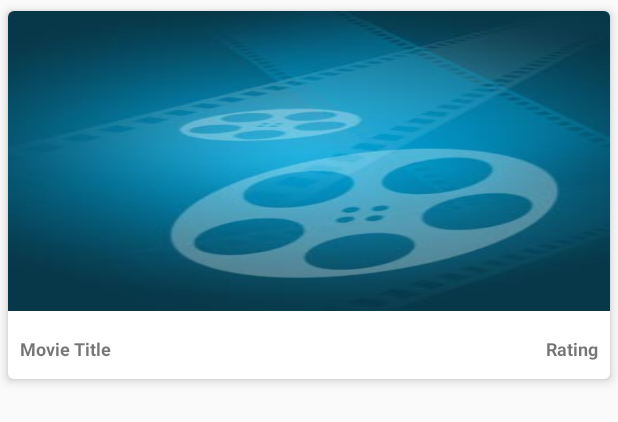
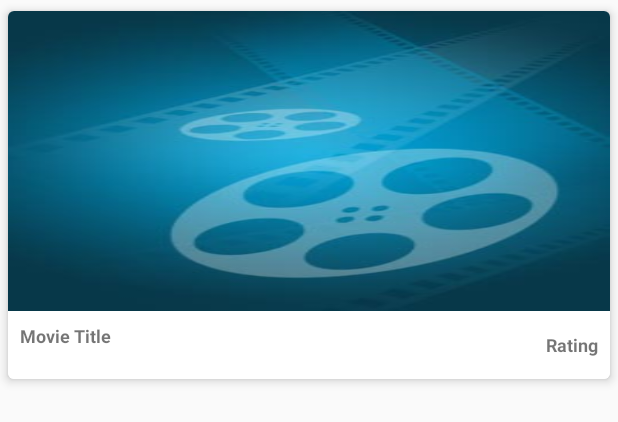
Before and after one commit to harshikesh/Popular-Movies-1, an Android app: the layout grid_item.xml on its own in the app's theme, with its tools: preview values and no code run, on a phone screen of 412 x 824 dp. Shown: the top 422 px of the screen. Run offline under Robolectric (Android 15) with nearby library versions, the phone set to English and light mode, and no system bars.

Commit message:
UI change

```diff
--- a/app/src/main/java/com/example/harshikesh/nanodegree_02_spotifier/ui/MainFragment.java
+++ b/app/src/main/java/com/example/harshikesh/nanodegree_02_spotifier/ui/MainFragment.java
@@ -62,8 +62,7 @@ public class MainFragment extends BaseFragment implements Callback<ResultModel>
     mMoviesFilter = pref.getString(getString(R.string.sort_by_key),
         getString(R.string.sort_by_default));
     if (savedInstanceState == null) {
-      Log.d(TAG,"first time fetching");
-      fetchMovie(true);
+      Log.d(TAG,"savedInstance null");
     } else {
       mResultModel = (ResultModel) savedInstanceState.getParcelable(PARCELABLE_KEY);
     }
--- a/app/src/main/res/layout/grid_item.xml
+++ b/app/src/main/res/layout/grid_item.xml
@@ -31,13 +31,14 @@
       <TextView
           android:id="@+id/title_text_view"
           android:layout_width="match_parent"
-          android:layout_height="@dimen/dimen_50dp"
+          android:layout_height="match_parent"
           android:background="@android:color/white"
           android:ellipsize="end"
-          android:gravity="center|start"
+          android:gravity="top|start"
           android:maxLines="2"
           android:paddingLeft="@dimen/padding_8dp"
           android:paddingRight="@dimen/padding_8dp"
+          android:paddingTop="@dimen/padding_8dp"
           android:textSize="12sp"
           android:textStyle="bold"
           android:layout_weight="1"
@@ -46,7 +47,7 @@
     <TextView
         android:id="@+id/rating_text_view"
         android:layout_width="match_parent"
-        android:layout_height="@dimen/dimen_50dp"
+        android:layout_height="match_parent"
         android:background="@android:color/white"
         android:ellipsize="end"
         android:gravity="center|end"
```
